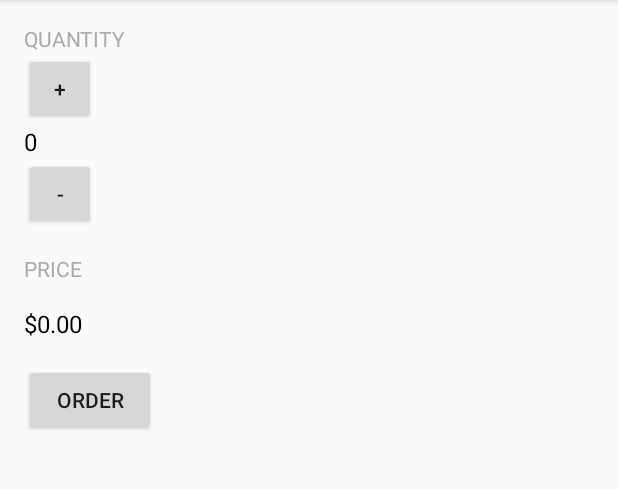
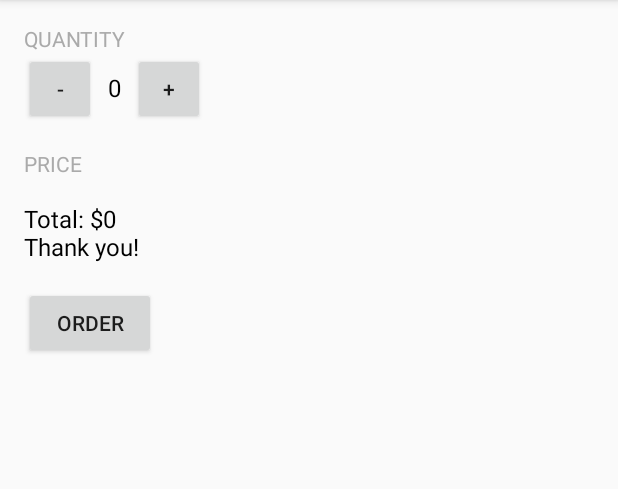
Before and after one commit to ilcale/android-development-beginners, an Android app: the screen it shows after launch (MainActivity), after a tap on "ORDER", on a phone screen of 412 x 824 dp, the part 84-573 px from its top. Run offline under Robolectric (Android 15) with nearby library versions, the phone set to English and light mode, and no system bars.

Commit message:
layout design

```diff
--- a/JustJava/app/src/main/java/com/example/ilse/justjava/MainActivity.java
+++ b/JustJava/app/src/main/java/com/example/ilse/justjava/MainActivity.java
@@ -26,7 +26,9 @@ public class MainActivity extends ActionBarActivity {
      * This method is called when the order button is clicked.
      */
     public void submitOrder(View view) {
-        displayPrice(quantity * 5);
+        int price = quantity * 5;
+        String priceMessage = "Total: $" + price + "\nThank you!";
+        displayMessage(priceMessage);
     }
 
     public void increment(View view) {
@@ -48,6 +50,14 @@ public class MainActivity extends ActionBarActivity {
         quantityTextView.setText("" + number);
     }
 
+    /**
+     * This method displays the given text on the screen.
+     */
+    private void displayMessage(String message) {
+        TextView priceTextView = (TextView) findViewById(R.id.price_text_view);
+        priceTextView.setText(message);
+    }
+
     private void displayPrice(int number) {
         TextView priceTextView = (TextView) findViewById(R.id.price_text_view);
         priceTextView.setText(NumberFormat.getCurrencyInstance(new Locale("es", "MX")).format(number));
--- a/JustJava/app/src/main/res/layout/activity_main.xml
+++ b/JustJava/app/src/main/res/layout/activity_main.xml
@@ -16,24 +16,32 @@
         android:textAllCaps="true"
         android:textColor="@android:color/darker_gray"/>
 
-    <Button
-        android:layout_height="48dp"
-        android:layout_width="48dp"
-        android:text="@string/plus_button"
-        android:onClick="increment"/>
+    <LinearLayout
+        android:orientation="horizontal"
+        android:layout_width="match_parent"
+        android:layout_height="wrap_content">
 
-    <TextView
-        android:layout_width="wrap_content"
-        android:layout_height="wrap_content"
-        android:textColor="@android:color/black"
-        android:id="@+id/quantity_text_view"
-        android:textSize="16sp"/>
+        <Button
+            android:layout_height="48dp"
+            android:layout_width="48dp"
+            android:text="@string/minus_button"
+            android:onClick="decrement"/>
 
-    <Button
-        android:layout_height="48dp"
-        android:layout_width="48dp"
-        android:text="@string/minus_button"
-        android:onClick="decrement"/>
+        <TextView
+            android:layout_width="wrap_content"
+            android:layout_height="wrap_content"
+            android:textColor="@android:color/black"
+            android:id="@+id/quantity_text_view"
+            android:textSize="16sp"
+            android:paddingLeft="8dp"
+            android:paddingRight="8dp"/>
+        <Button
+            android:layout_height="48dp"
+            android:layout_width="48dp"
+            android:text="@string/plus_button"
+            android:onClick="increment"/>
+
+    </LinearLayout>
 
     <TextView
         android:layout_width="wrap_content"
```
